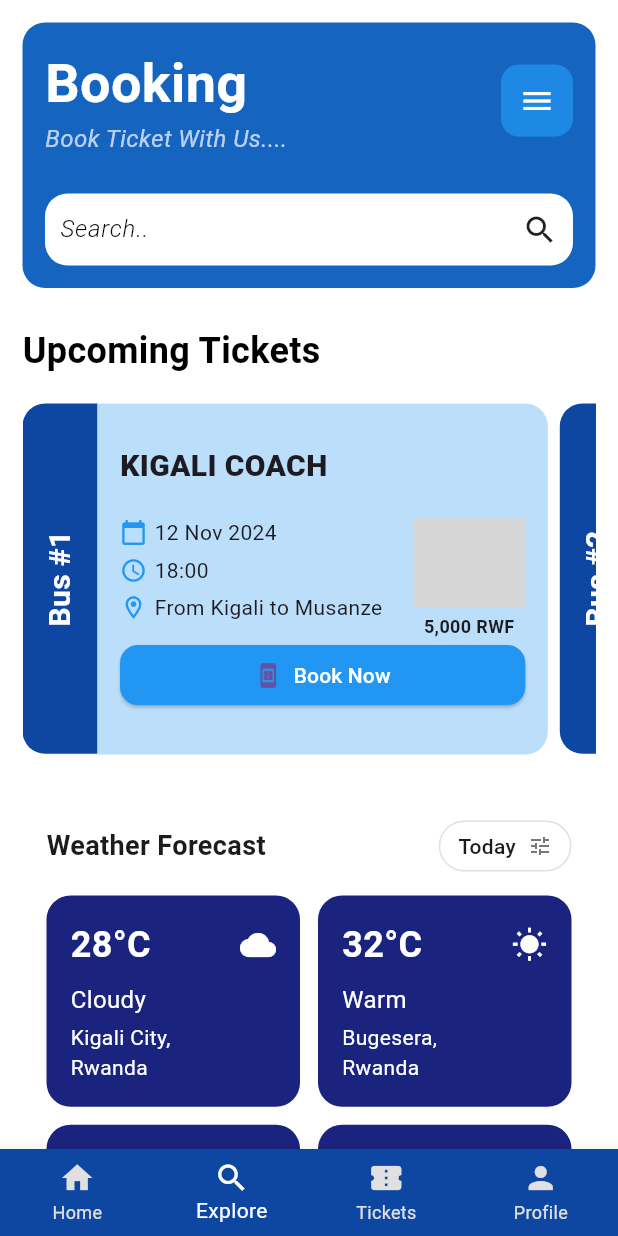
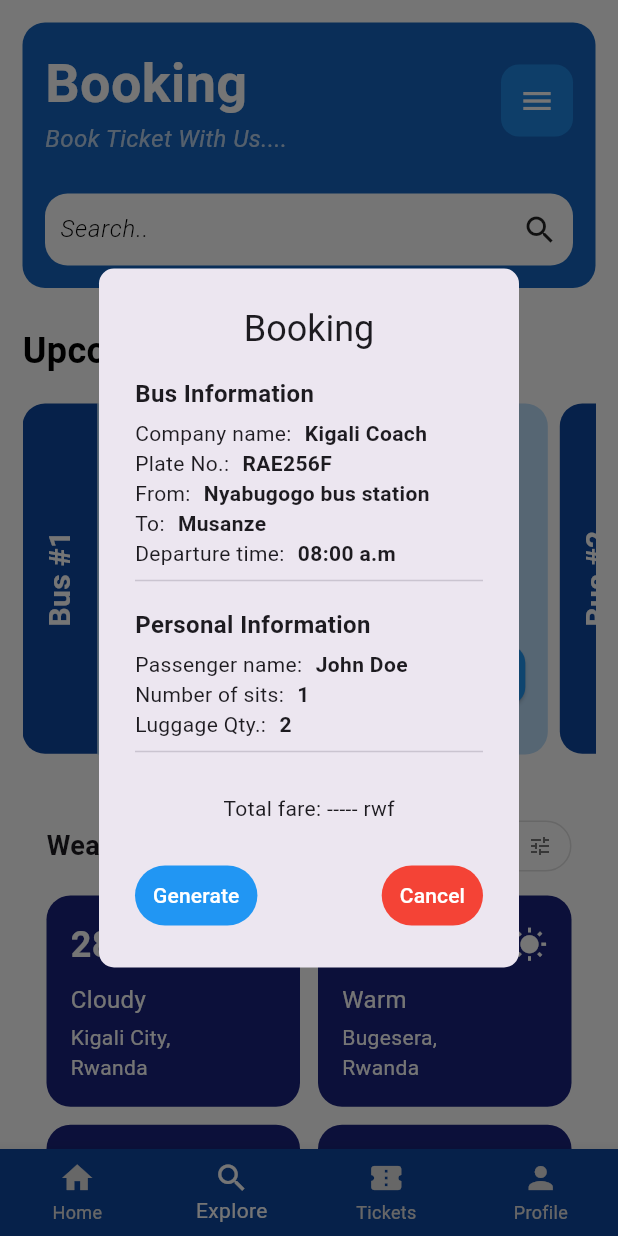
Before and after one commit to M-Pascal/BussPass_MobileApp_PLD_16, a Flutter app: the screen it shows after launch, item 2 of the bottom bar chosen, after a tap on "Book Now", on a phone screen of 412 x 824 dp. Run offline on Flutter 3.47's test engine with Material 3 defaults, Android fonts, the phone set to English and light mode, and no system bars; grey boxes are pictures that could not be loaded.

Commit message:
Adding the popup features

```diff
--- a/busspass_app/lib/main.dart
+++ b/busspass_app/lib/main.dart
@@ -11,9 +11,9 @@
 
   @override
   Widget build(BuildContext context) {
-    return MaterialApp(
+    return const MaterialApp(
       debugShowCheckedModeBanner: false,
-      home: const MainScreen(),
+      home: MainScreen(),
     );
   }
 }
--- a/busspass_app/lib/pages/booking.dart
+++ b/busspass_app/lib/pages/booking.dart
@@ -334,9 +334,7 @@ Widget _getWeatherIcon(String condition) {
                                           SizedBox(
                                             width: double.infinity,
                                             child: ElevatedButton.icon(
-                                              onPressed: () {
-                                                // Button action
-                                              },
+                                              onPressed: _showBookingDialog,
                                               style: ElevatedButton.styleFrom(
                                                 backgroundColor: Colors.blue,
                                                 shape: RoundedRectangleBorder(
@@ -474,6 +472,91 @@ Widget _getWeatherIcon(String condition) {
     );
   }
 
+  void _showBookingDialog() {
+  showDialog(
+    context: context,
+    builder: (BuildContext context) {
+      return AlertDialog(
+        shape: RoundedRectangleBorder(
+          borderRadius: BorderRadius.circular(10),
+        ),
+        title: Center(child: Text('Booking')),
+        content: Column(
+          mainAxisSize: MainAxisSize.min,
+          children: [
+            _buildInfoSection('Bus Information', {
+              'Company name': 'Kigali Coach',
+              'Plate No.': 'RAE256F',
+              'From': 'Nyabugogo bus station',
+              'To': 'Musanze',
+              'Departure time': '08:00 a.m',
+            }),
+            SizedBox(height: 10),
+            _buildInfoSection('Personal Information', {
+              'Passenger name': 'John Doe',
+              'Number of sits': '1',
+              'Luggage Qty.': '2',
+            }),
+            SizedBox(height: 20),
+            Text('Total fare: ----- rwf'),
+          ],
+        ),
+        actions: [
+          Row(
+            mainAxisAlignment: MainAxisAlignment.spaceBetween,
+            children: [
+              TextButton(
+                style: TextButton.styleFrom(
+                  backgroundColor: Colors.blue,
+                  foregroundColor: Colors.white,
+                ),
+                onPressed: () {
+                  // Code for generating
+                },
+                child: Text('Generate'),
+              ),
+              TextButton(
+                style: TextButton.styleFrom(
+                  backgroundColor: Colors.red,
+                  foregroundColor: Colors.white,
+                ),
+                onPressed: () {
+                  Navigator.of(context).pop();
+                },
+                child: Text('Cancel'),
+              ),
+            ],
+          ),
+        ],
+      );
+    },
+  );
+}
+
+
+Widget _buildInfoSection(String sectionTitle, Map<String, String> info) {
+  return Column(
+    crossAxisAlignment: CrossAxisAlignment.start,
+    children: [
+      Text(
+        sectionTitle,
+        style: TextStyle(fontWeight: FontWeight.bold, fontSize: 16),
+      ),
+      SizedBox(height: 5),
+      ...info.entries.map(
+        (entry) => Row(
+          children: [
+            Text('${entry.key}: '),
+            SizedBox(width: 5),
+            Text(entry.value, style: TextStyle(fontWeight: FontWeight.bold)),
+          ],
+        ),
+      ),
+      Divider(),
+    ],
+  );
+}
+
 
   Widget _buildInfoRow(IconData icon, String info) {
     return Row(
```
Also changed, not shown: busspass_app/pubspec.lock.
